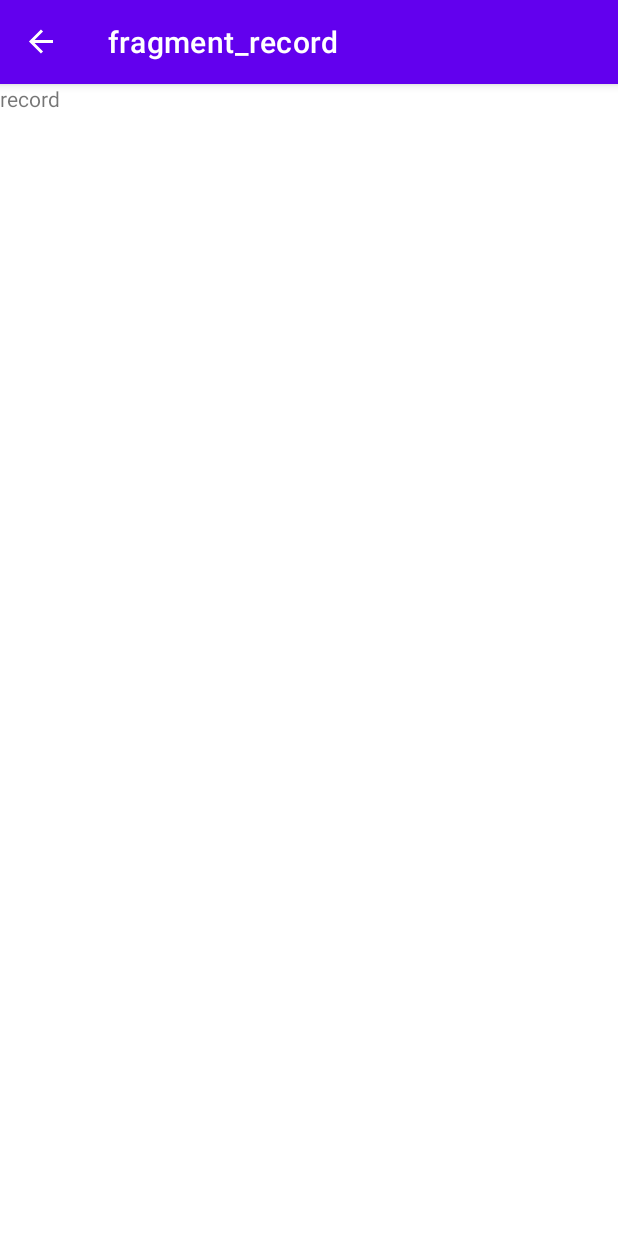
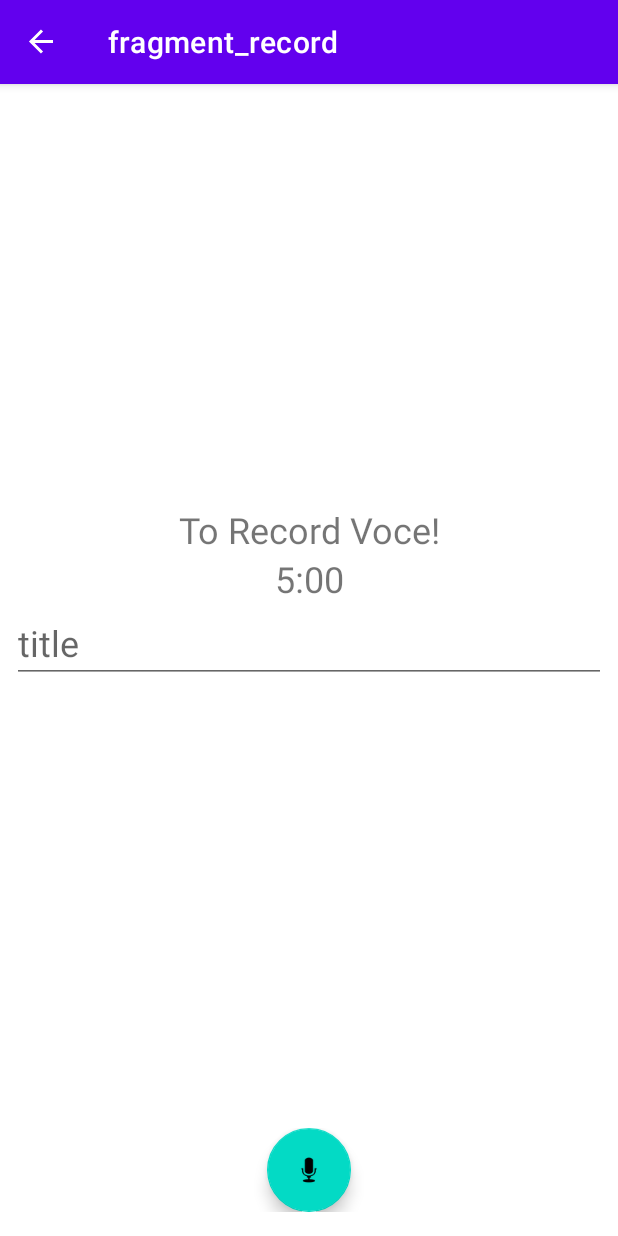
Before and after one commit to vadhub/LTale, an Android app: the RecordFragment screen opened through its navigation route, on a phone screen of 412 x 824 dp. Run offline under Robolectric (Android 15) with nearby library versions, the phone set to English and light mode, and no system bars; our stand-ins replace navigation-ui.

Commit message:
designed record fragment

```diff
--- a/app/src/main/res/layout/fragment_record.xml
+++ b/app/src/main/res/layout/fragment_record.xml
@@ -1,14 +1,53 @@
 <?xml version="1.0" encoding="utf-8"?>
-<FrameLayout xmlns:android="http://schemas.android.com/apk/res/android"
+<LinearLayout xmlns:android="http://schemas.android.com/apk/res/android"
     xmlns:tools="http://schemas.android.com/tools"
     android:layout_width="match_parent"
     android:layout_height="match_parent"
+    android:orientation="vertical"
     tools:context=".RecordFragment">
 
-    <!-- TODO: Update blank fragment layout -->
-    <TextView
+    <LinearLayout
+        android:layout_weight="0.5"
+        android:padding="8dp"
+        android:gravity="center_vertical"
         android:layout_width="match_parent"
         android:layout_height="match_parent"
-        android:text="record" />
+        android:orientation="vertical">
 
-</FrameLayout>
+        <TextView
+            android:layout_width="match_parent"
+            android:layout_height="wrap_content"
+            android:textAlignment="center"
+            android:textSize="24dp"
+            android:text="To Record Voce!"/>
+
+        <TextView
+            android:id="@+id/timeLastTextView"
+            android:layout_width="match_parent"
+            android:layout_height="wrap_content"
+            android:textAlignment="center"
+            android:textSize="24dp"
+            android:text="5:00"/>
+
+        <EditText
+            android:id="@+id/titleEditText"
+            android:layout_width="match_parent"
+            android:layout_height="wrap_content"
+            android:textSize="24dp"
+            android:hint="title" />
+    </LinearLayout>
+
+    <LinearLayout
+        android:padding="16dp"
+        android:layout_width="match_parent"
+        android:gravity="bottom|center_horizontal"
+        android:layout_height="wrap_content">
+
+        <com.google.android.material.floatingactionbutton.FloatingActionButton
+            android:id="@+id/recordFloatingButton"
+            android:layout_width="match_parent"
+            android:layout_height="match_parent"
+            android:src="@android:drawable/ic_btn_speak_now" />
+    </LinearLayout>
+
+</LinearLayout>
```
